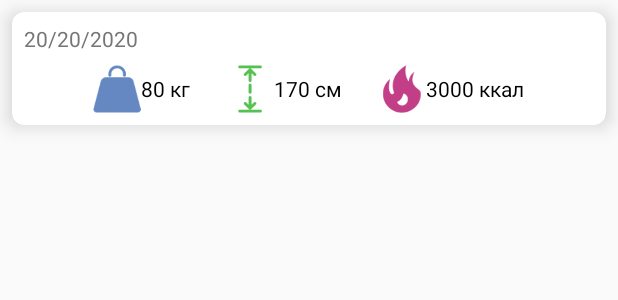
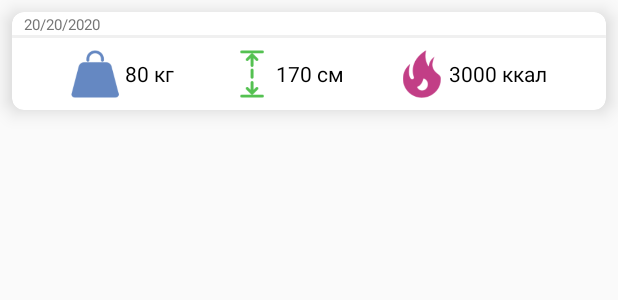
Before and after one commit to BulatTim1/PionerClub, an Android app: the layout frame_measurement.xml on its own in the app's theme, with its tools: preview values and no code run, on a phone screen of 412 x 824 dp. Shown: the top 300 px of the screen. Run offline under Robolectric (Android 15) with nearby library versions, the phone set to English and light mode, and no system bars.

Commit message:
изменил Вёрстку рациона x3

```diff
--- a/app/src/main/res/layout/frame_measurement.xml
+++ b/app/src/main/res/layout/frame_measurement.xml
@@ -1,6 +1,7 @@
 <?xml version="1.0" encoding="utf-8"?>
 <androidx.cardview.widget.CardView xmlns:android="http://schemas.android.com/apk/res/android"
     xmlns:app="http://schemas.android.com/apk/res-auto"
+    xmlns:tools="http://schemas.android.com/tools"
     android:layout_width="match_parent"
     android:layout_height="wrap_content"
     android:layout_margin="8dp"
@@ -16,7 +17,8 @@
             android:layout_width="wrap_content"
             android:layout_height="wrap_content"
             android:layout_gravity="center_vertical"
-            android:layout_margin="8dp"
+            android:layout_marginBottom="8dp"
+            android:layout_marginTop="1dp"
             android:orientation="vertical">
 
             <TextView
@@ -25,7 +27,15 @@
                 android:layout_height="wrap_content"
                 android:text="20/20/2020"
                 android:textColor="#767676"
-                android:textSize="14sp" />
+                android:textSize="10sp"
+                tools:ignore="SmallSp"
+                android:layout_marginStart="8dp"/>
+
+            <ImageView
+                android:id="@+id/imageView"
+                android:layout_width="wrap_content"
+                android:layout_height="match_parent"
+                app:srcCompat="@drawable/line" />
         </LinearLayout>
 
         <LinearLayout
@@ -45,7 +55,8 @@
                     android:id="@+id/imageMass"
                     android:layout_width="32dp"
                     android:layout_height="32dp"
-                    app:srcCompat="@drawable/mass" />
+                    app:srcCompat="@drawable/mass"
+                    android:layout_marginEnd="4dp"/>
 
                 <TextView
                     android:id="@+id/mass_view"
@@ -63,8 +74,8 @@
                 android:layout_height="wrap_content"
                 android:layout_gravity="center_vertical"
                 android:orientation="horizontal"
-                android:layout_marginStart="24dp"
-                android:layout_marginEnd="24dp">
+                android:layout_marginStart="36dp"
+                android:layout_marginEnd="36dp">
 
                 <ImageView
                     android:id="@+id/imageHeight"
@@ -93,7 +104,8 @@
                     android:id="@+id/imageCcal"
                     android:layout_width="32dp"
                     android:layout_height="32dp"
-                    app:srcCompat="@drawable/ccal"/>
+                    app:srcCompat="@drawable/ccal"
+                    android:layout_marginEnd="2dp"/>
 
                 <TextView
                     android:id="@+id/calories_view"
```
Also changed, not shown: app/src/main/res/drawable-v24/line.png (added).
